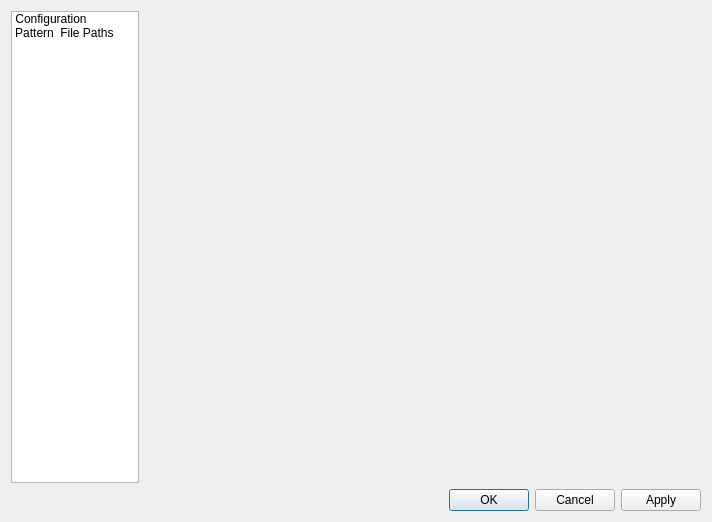
Qt form src/app/seamly2d/dialogs/dialogpreferences.ui (FashionFreedom/Seamly2D) before a commit.
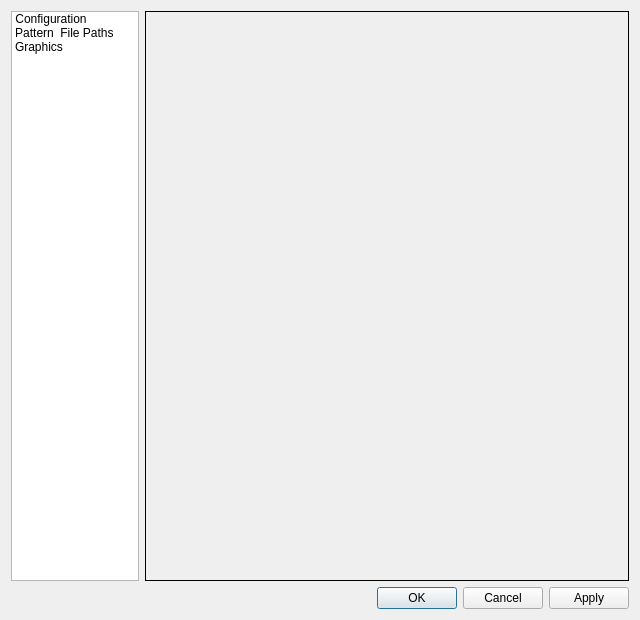
The same form after that commit. Icons and pictures are not drawn.

```diff
--- a/src/app/seamly2d/dialogs/dialogpreferences.ui
+++ b/src/app/seamly2d/dialogs/dialogpreferences.ui
@@ -6,10 +6,28 @@
    <rect>
     <x>0</x>
     <y>0</y>
-    <width>712</width>
-    <height>522</height>
+    <width>640</width>
+    <height>620</height>
    </rect>
   </property>
+  <property name="sizePolicy">
+   <sizepolicy hsizetype="Fixed" vsizetype="Fixed">
+    <horstretch>0</horstretch>
+    <verstretch>0</verstretch>
+   </sizepolicy>
+  </property>
+  <property name="minimumSize">
+   <size>
+    <width>640</width>
+    <height>620</height>
+   </size>
+  </property>
+  <property name="maximumSize">
+   <size>
+    <width>640</width>
+    <height>620</height>
+   </size>
+  </property>
   <property name="windowTitle">
    <string>Preferences</string>
   </property>
@@ -100,6 +118,18 @@
          <set>ItemIsSelectable|ItemIsUserCheckable|ItemIsEnabled</set>
         </property>
        </item>
+       <item>
+        <property name="text">
+         <string>Graphics</string>
+        </property>
+        <property name="textAlignment">
+         <set>AlignCenter</set>
+        </property>
+        <property name="icon">
+         <iconset resource="../../../libs/vmisc/share/resources/icon.qrc">
+          <normaloff>:/icon/graphics_view_config.png</normaloff>:/icon/graphics_view_config.png</iconset>
+        </property>
+       </item>
       </widget>
      </item>
      <item>
@@ -110,12 +140,27 @@
          <verstretch>0</verstretch>
         </sizepolicy>
        </property>
+       <property name="minimumSize">
+        <size>
+         <width>0</width>
+         <height>570</height>
+        </size>
+       </property>
+       <property name="maximumSize">
+        <size>
+         <width>16777215</width>
+         <height>570</height>
+        </size>
+       </property>
        <property name="sizeIncrement">
         <size>
          <width>0</width>
          <height>0</height>
         </size>
        </property>
+       <property name="frameShape">
+        <enum>QFrame::Box</enum>
+       </property>
        <widget class="QWidget" name="page_2"/>
       </widget>
      </item>
```
Left out of the diff: 11 changed lines with no effect on the pictures.
